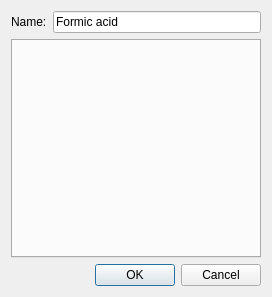
Above: reagentdialog.ui from FrankMamuda/fumingcube before the change. Below: the same form after it.
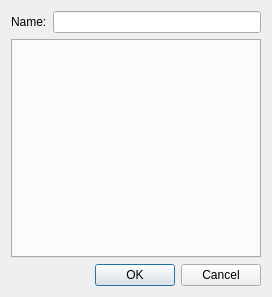
That is the form after the change.

```diff
--- a/reagentdialog.ui
+++ b/reagentdialog.ui
@@ -24,7 +24,7 @@
    <item row="0" column="1">
     <widget class="QLineEdit" name="nameEdit">
      <property name="text">
-      <string>Formic acid</string>
+      <string/>
      </property>
     </widget>
    </item>
```
Left out of the diff: 2 changed lines with no effect on the pictures.
